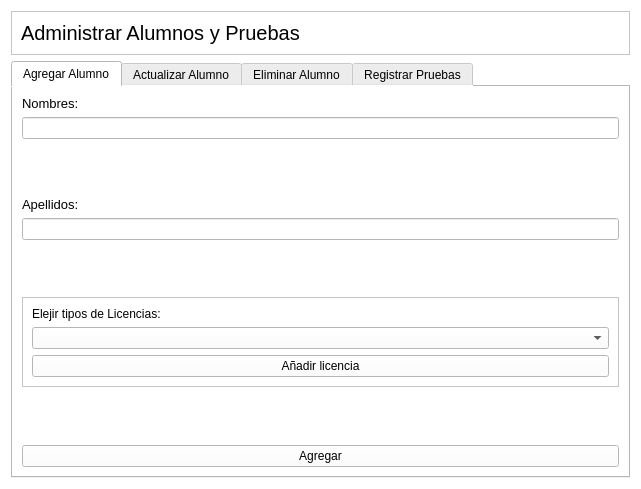
Before: the Qt Designer form Proyecto/adminalumno.ui in carlosvelaquez/ProyectoTBDII, drawn with Qt 5.
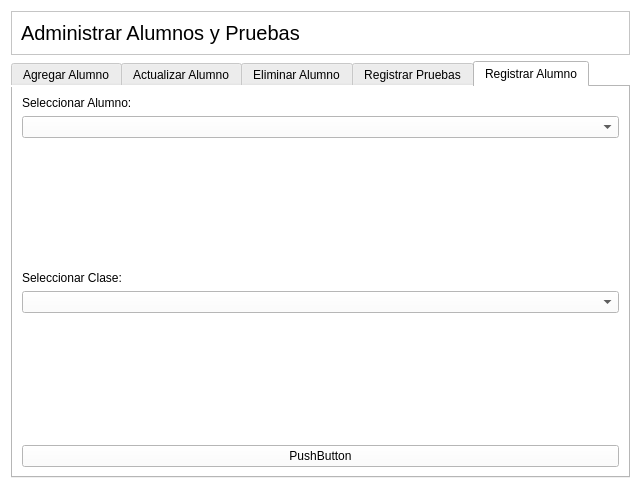
After: the same form once the commit is applied.

```diff
--- a/Proyecto/adminalumno.ui
+++ b/Proyecto/adminalumno.ui
@@ -44,7 +44,7 @@
    <item>
     <widget class="QTabWidget" name="tabWidget">
      <property name="currentIndex">
-      <number>0</number>
+      <number>4</number>
      </property>
      <widget class="QWidget" name="tab">
       <attribute name="title">
@@ -273,6 +273,66 @@
        <string>Registrar Pruebas</string>
       </attribute>
      </widget>
+     <widget class="QWidget" name="tab_5">
+      <attribute name="title">
+       <string>Registrar Alumno</string>
+      </attribute>
+      <layout class="QVBoxLayout" name="verticalLayout_6">
+       <item>
+        <widget class="QLabel" name="label_8">
+         <property name="text">
+          <string>Seleccionar Alumno:</string>
+         </property>
+        </widget>
+       </item>
+       <item>
+        <widget class="QComboBox" name="comboBoxAlumnoRegistrar"/>
+       </item>
+       <item>
+        <spacer name="verticalSpacer_8">
+         <property name="orientation">
+          <enum>Qt::Vertical</enum>
+         </property>
+         <property name="sizeHint" stdset="0">
+          <size>
+           <width>20</width>
+           <height>40</height>
+          </size>
+         </property>
+        </spacer>
+       </item>
+       <item>
+        <widget class="QLabel" name="label_10">
+         <property name="text">
+          <string>Seleccionar Clase:</string>
+         </property>
+        </widget>
+       </item>
+       <item>
+        <widget class="QComboBox" name="comboBoxClaseRegistrar"/>
+       </item>
+       <item>
+        <spacer name="verticalSpacer_9">
+         <property name="orientation">
+          <enum>Qt::Vertical</enum>
+         </property>
+         <property name="sizeHint" stdset="0">
+          <size>
+           <width>20</width>
+           <height>40</height>
+          </size>
+         </property>
+        </spacer>
+       </item>
+       <item>
+        <widget class="QPushButton" name="pushButtonRegistrarAlumno">
+         <property name="text">
+          <string>PushButton</string>
+         </property>
+        </widget>
+       </item>
+      </layout>
+     </widget>
     </widget>
    </item>
   </layout>
```
